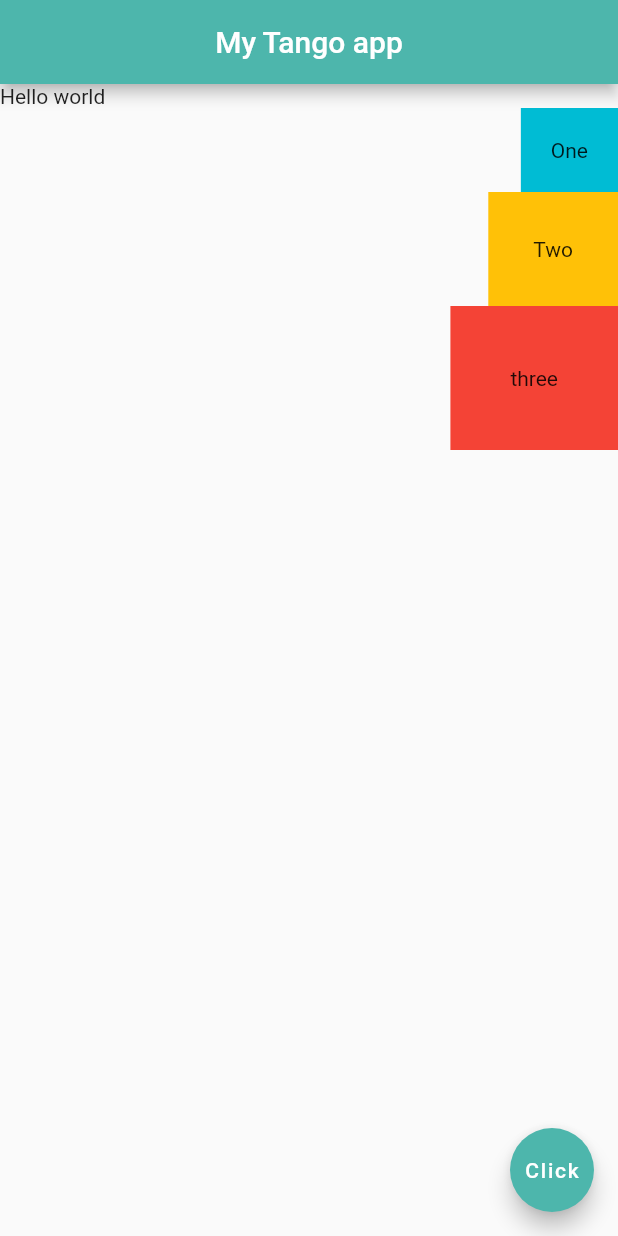
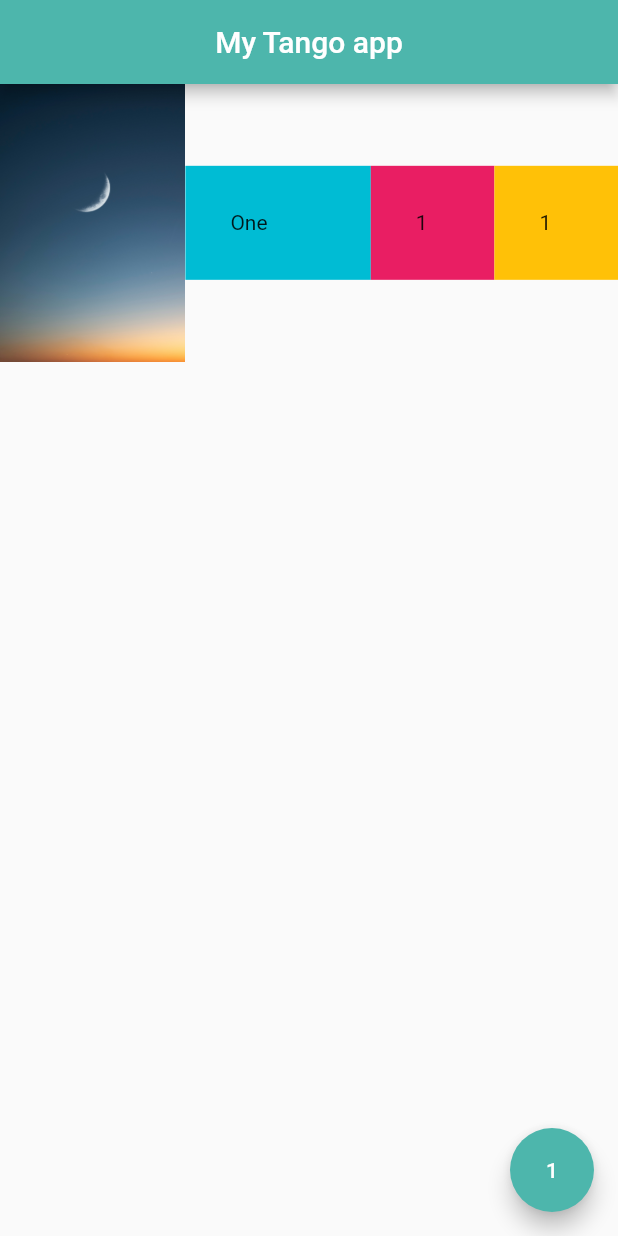
Before and after one commit to Tusharjagi/Flutter_Learn, a Flutter app: the screen it shows after launch, on a phone screen of 412 x 824 dp. Run offline on Flutter 3.47's test engine with Material 2 defaults, Android fonts, the phone set to English and light mode, and no system bars.

Commit message:
End basic

```diff
--- a/lib/main.dart
+++ b/lib/main.dart
@@ -14,37 +14,44 @@ class Home extends StatelessWidget{
         centerTitle: true,
         backgroundColor: Colors.teal[300],
       ),
-      body: Column (
-        mainAxisAlignment: MainAxisAlignment.start,
-        crossAxisAlignment: CrossAxisAlignment.end,
+      body: Row (
         children: <Widget>[
-          Row(
-            children: const <Widget>[
-              Text('Hello '),
-              Text('world '),
-            ],
+          Expanded(
+              child: Image.asset(
+                  'assets/image - 1.jpg'),
+            flex: 3,
           ),
-          Container(
-            padding: const EdgeInsets.all(20.0),
-            color: Colors.cyan,
-            child: const Text('One'),
+          Expanded(
+            flex: 3,
+            child: Container(
+              padding: const EdgeInsets.all(30.0),
+              color: Colors.cyan,
+              child: const Text('One'),
+            ),
           ),
-          Container(
-            padding: const EdgeInsets.all(30.0),
-            color: Colors.amber,
-            child: const Text('Two'),
+          Expanded(
+            flex: 2,
+            child: Container(
+              padding: const EdgeInsets.all(30.0),
+              color: Colors.pink,
+              child: const Text('1'),
+            ),
           ),
-          Container(
-            padding: const EdgeInsets.all(40.0),
-            color: Colors.red,
-            child: const Text('three'),
+          Expanded(
+            flex: 2,
+            child: Container(
+              padding: const EdgeInsets.all(30.0),
+              color: Colors.amber,
+              child: const Text('1'),
+
+            ),
           ),
         ],
       ),
       floatingActionButton: FloatingActionButton (
         backgroundColor: Colors.teal[300],
         onPressed: () {},
-        child: const Text('Click'),
+        child: const Text('1'),
       ),
     );
   }
```
